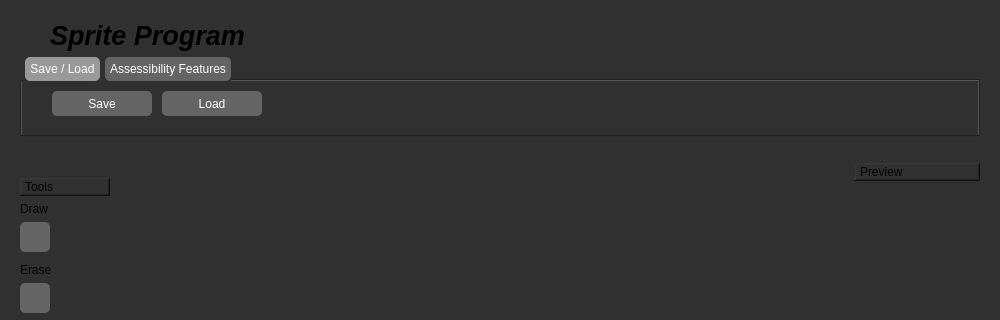
Above: mainwindow.ui from landonwest815/sprite-editor before the change; both pictures show x 0 to 1000 and y 0 to 320 of the 1000 by 991 pixel window. Below: the same form after it.
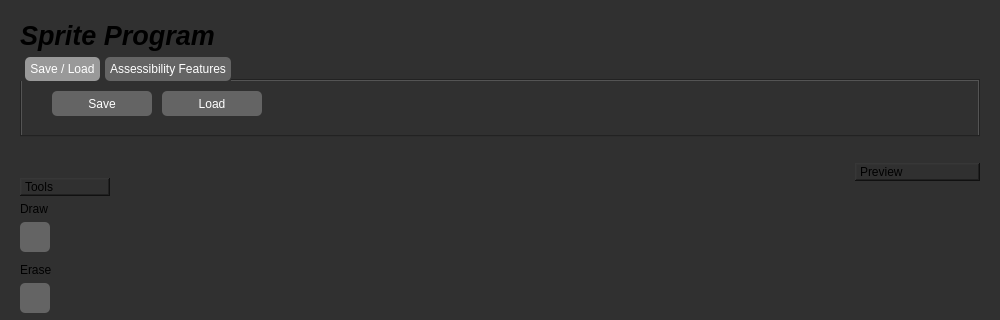
That is the form after the change. Icons and pictures are not drawn.

```diff
--- a/mainwindow.ui
+++ b/mainwindow.ui
@@ -32,22 +32,6 @@
     </property>
     <item>
      <layout class="QHBoxLayout" name="horizontalLayout">
-      <item>
-       <spacer name="horizontalSpacer_5">
-        <property name="orientation">
-         <enum>Qt::Horizontal</enum>
-        </property>
-        <property name="sizeType">
-         <enum>QSizePolicy::Fixed</enum>
-        </property>
-        <property name="sizeHint" stdset="0">
-         <size>
-          <width>30</width>
-          <height>20</height>
-         </size>
-        </property>
-       </spacer>
-      </item>
       <item>
        <widget class="QLabel" name="titleLabel">
         <property name="sizePolicy">
```
